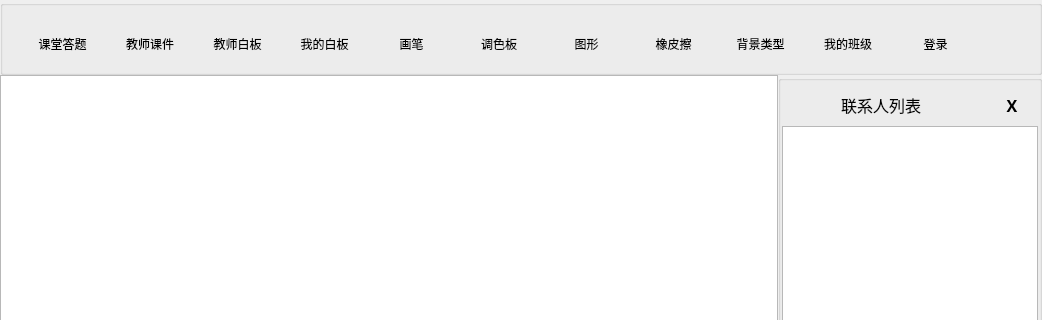
Before: the Qt Designer form QtClassClient/mainwindow.ui in ideallx/serveree, drawn with Qt 5; both pictures show x 0 to 1042 and y 0 to 320 of the 1042 by 700 pixel window.
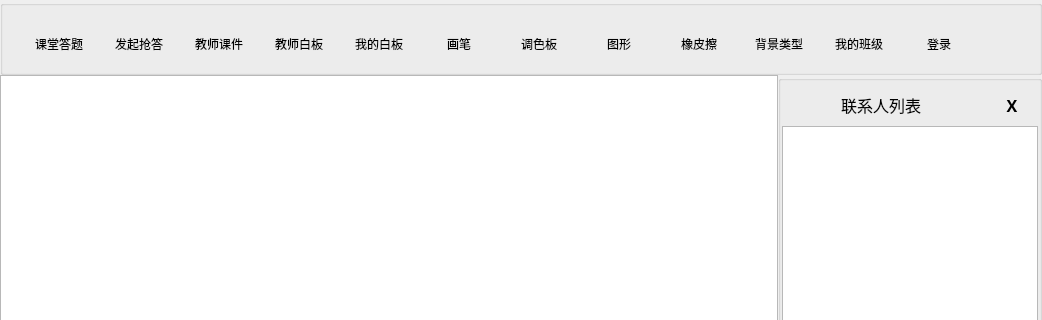
After: the same form once the commit is applied. Icons and pictures are not drawn. Custom widgets are drawn as their Qt base class.

Commit message: decoup race as a single module

The edit to the form file:
```diff
--- a/QtClassClient/mainwindow.ui
+++ b/QtClassClient/mainwindow.ui
@@ -179,6 +179,50 @@
          </property>
         </widget>
        </item>
+       <item>
+        <widget class="QToolButton" name="tbRace">
+         <property name="sizePolicy">
+          <sizepolicy hsizetype="Expanding" vsizetype="Fixed">
+           <horstretch>0</horstretch>
+           <verstretch>0</verstretch>
+          </sizepolicy>
+         </property>
+         <property name="minimumSize">
+          <size>
+           <width>75</width>
+           <height>75</height>
+          </size>
+         </property>
+         <property name="maximumSize">
+          <size>
+           <width>120</width>
+           <height>16777215</height>
+          </size>
+         </property>
+         <property name="styleSheet">
+          <string notr="true"/>
+         </property>
+         <property name="text">
+          <string>发起抢答</string>
+         </property>
+         <property name="icon">
+          <iconset resource="ui.qrc">
+           <normaloff>:/icon/ui/icon/race.png</normaloff>:/icon/ui/icon/race.png</iconset>
+         </property>
+         <property name="iconSize">
+          <size>
+           <width>32</width>
+           <height>32</height>
+          </size>
+         </property>
+         <property name="toolButtonStyle">
+          <enum>Qt::ToolButtonTextUnderIcon</enum>
+         </property>
+         <property name="autoRaise">
+          <bool>true</bool>
+         </property>
+        </widget>
+       </item>
        <item>
         <widget class="QToolButton" name="tbCourseWare">
          <property name="sizePolicy">
```
The commit also changes 41 other files.
